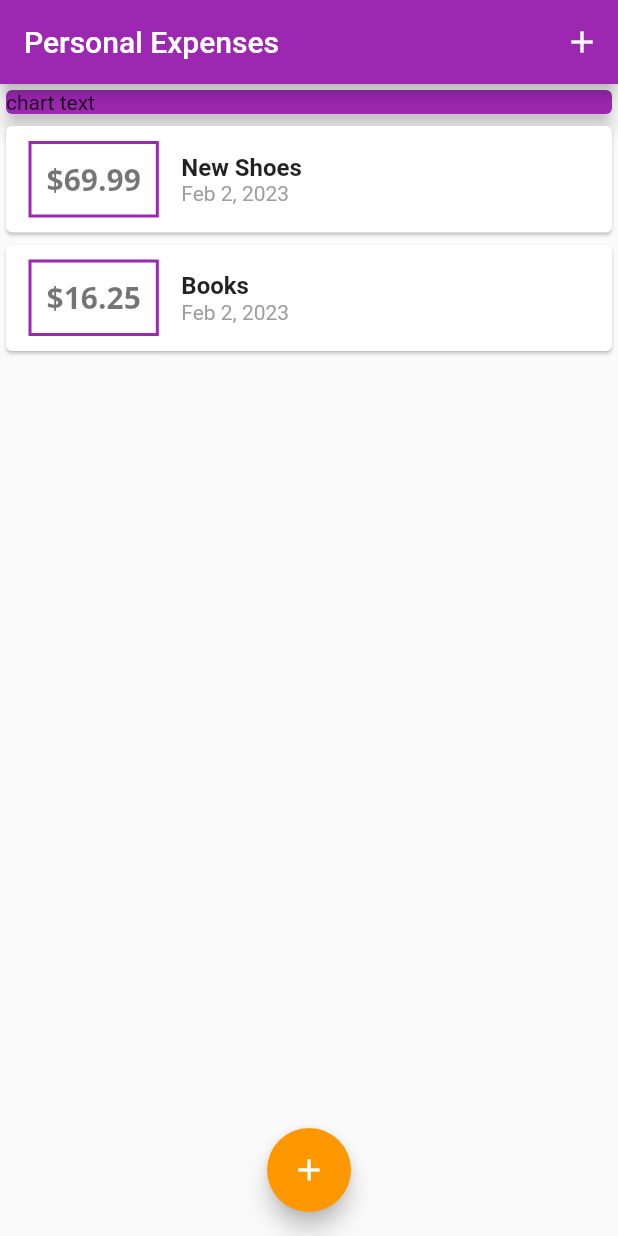
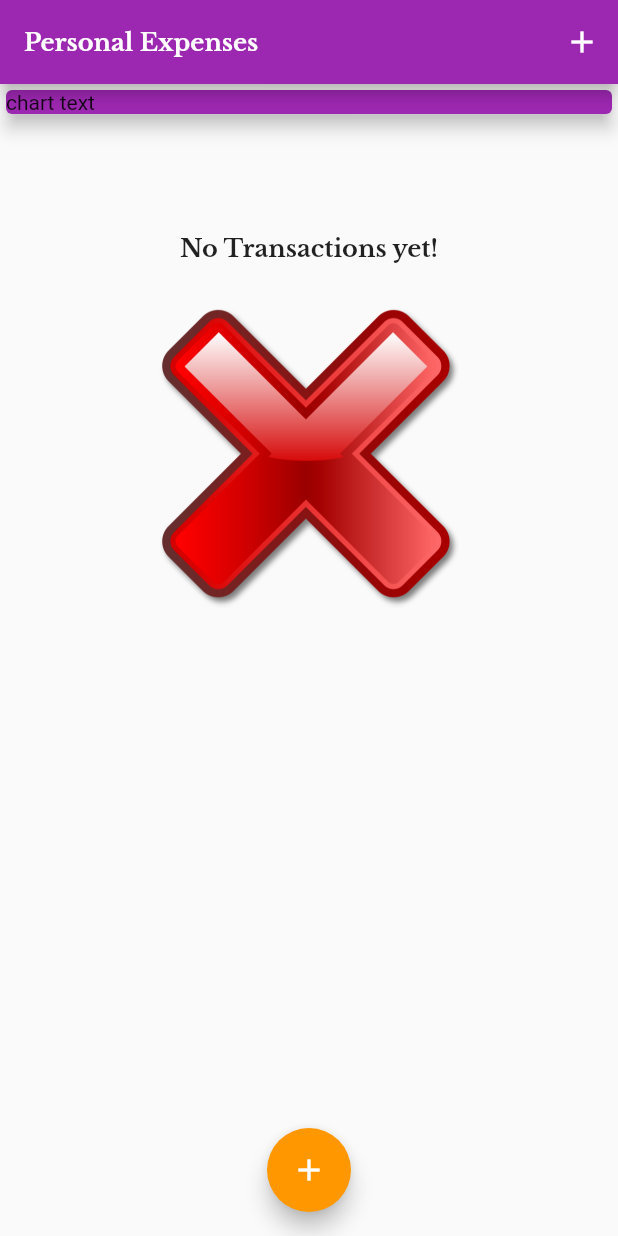
Before and after one commit to baralisachin10/Expanse_Planner, a Flutter app: the screen it shows after launch, on a phone screen of 412 x 824 dp. Run offline on Flutter 3.47's test engine with Material 2 defaults, Android fonts, the phone set to English and light mode, and no system bars; our stand-ins replace google_fonts.

Commit message:
expanse_planner

```diff
--- a/lib/main.dart
+++ b/lib/main.dart
@@ -14,17 +14,26 @@ class MyApp extends StatelessWidget {
         debugShowCheckedModeBanner: false,
         home: MyHomePage(),
         theme: ThemeData(
+          primaryColor: Colors.purple,
           primarySwatch: Colors.purple,
           colorScheme: ColorScheme.fromSwatch(primarySwatch: Colors.purple)
               .copyWith(secondary: Colors.orange),
           textTheme: TextTheme(
-          displayLarge: GoogleFonts.openSans(
+            displayLarge: GoogleFonts.poppins(
               fontSize: 20,
               fontWeight: FontWeight.bold,
+              color: Colors.purple,
+            ),
+            titleLarge: GoogleFonts.libreBaskerville(
+              fontSize: 16,
+              fontWeight: FontWeight.bold,
+            ),
+            titleSmall: GoogleFonts.libreBaskerville(
+              fontSize: 14,
+              color: Colors.grey,
             ),
             // ignore: deprecated_member_use
           ),
-    )
-    );
+        ));
   }
 }
--- a/lib/screens/myHomaPage.dart
+++ b/lib/screens/myHomaPage.dart
@@ -15,9 +15,9 @@ class _MyHomePageState extends State<MyHomePage> {
   final amountController = TextEditingController();
 
   final List<Transaction> _userTransaction = [
-    Transaction(
-        id: 't1', title: 'New Shoes', amount: 69.99, date: DateTime.now()),
-    Transaction(id: 't2', title: 'Books', amount: 16.25, date: DateTime.now())
+    // Transaction(
+    // id: 't1', title: 'New Shoes', amount: 69.99, date: DateTime.now()),
+    // Transaction(id: 't2', title: 'Books', amount: 16.25, date: DateTime.now())
   ];
 
   void _addNewTransaction(String txTitle, double txAmount) {
--- a/lib/widgets/transactions_list.dart
+++ b/lib/widgets/transactions_list.dart
@@ -1,5 +1,4 @@
 import 'package:flutter/material.dart';
-import 'package:google_fonts/google_fonts.dart';
 import '../models/transaction.dart';
 import 'package:intl/intl.dart';
 
@@ -12,7 +11,25 @@ class TransactionList extends StatelessWidget {
   Widget build(BuildContext context) {
     return SizedBox(
       height: 400,
-      child: ListView.builder(
+      child: transactions.isEmpty
+          ? Column(
+              mainAxisAlignment: MainAxisAlignment.center,
+              children: [
+                Text("No Transactions yet!",
+                    style: Theme.of(context).textTheme.titleLarge),
+                SizedBox(
+                  height: 30,
+                ),
+                Container(
+                  height: 200,
+                  child: Image.asset(
+                    'assets/images/nothing.png',
+                    fit: BoxFit.cover,
+                  ),
+                ),
+              ],
+            )
+          : ListView.builder(
               itemBuilder: (context, index) {
                 return Card(
                   child: Row(
@@ -36,12 +53,11 @@ class TransactionList extends StatelessWidget {
                         children: [
                           Text(
                             transactions[index].title,
-                      style: const TextStyle(
-                          fontWeight: FontWeight.bold, fontSize: 16),
+                            style: Theme.of(context).textTheme.titleLarge,
                           ),
                           Text(
                             DateFormat.yMMMd().format(transactions[index].date),
-                      style: const TextStyle(color: Colors.grey),
+                            style: Theme.of(context).textTheme.titleSmall,
                           ),
                         ],
                       ),
--- a/pubspec.yaml
+++ b/pubspec.yaml
@@ -62,10 +62,8 @@ flutter:
   uses-material-design: true
 
   # To add assets to your application, add an assets section, like this:
-  # assets:
-  #   - images/a_dot_burr.jpeg
-  #   - images/a_dot_ham.jpeg
-
+  assets:
+    - assets/images/
   # An image asset can refer to one or more resolution-specific "variants", see
   # https://flutter.dev/assets-and-images/#resolution-aware
 
```
Also changed, not shown: assets/images/nothing.png (added), lib/widgets/chart.dart (added). Lines whose indentation alone changed are shown as unchanged.
